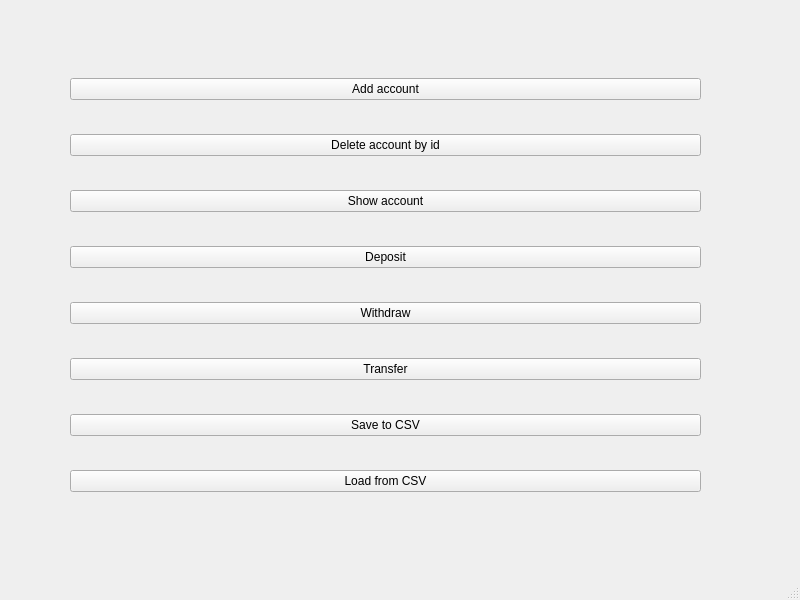
First picture: the form in mainwindow.ui, repository Quoclien7777/bank-management, before the edit.
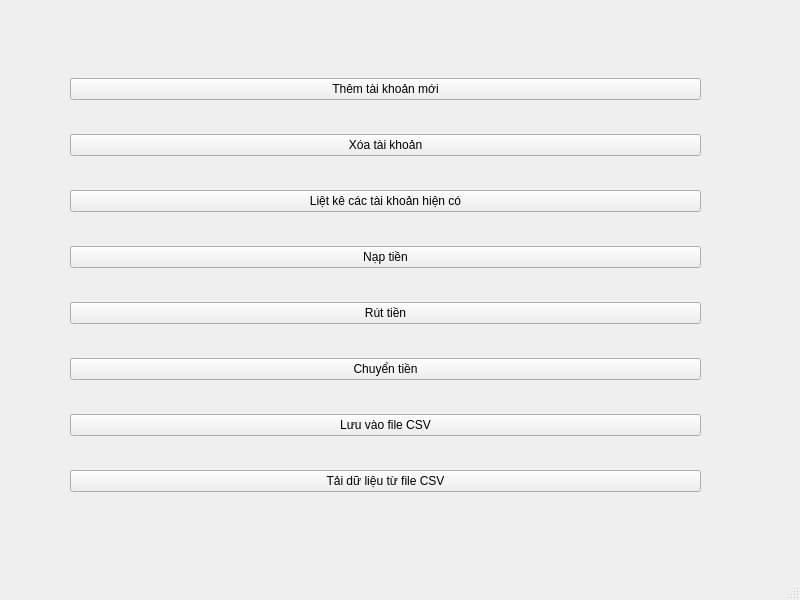
Second picture: the form after the edit.

Diff of the .ui file:
```diff
--- a/mainwindow.ui
+++ b/mainwindow.ui
@@ -27,56 +27,56 @@
      <item>
       <widget class="QPushButton" name="addAccount">
        <property name="text">
-        <string>Add account</string>
+        <string>Thêm tài khoản mới</string>
        </property>
       </widget>
      </item>
      <item>
       <widget class="QPushButton" name="removeAccount">
        <property name="text">
-        <string>Delete account by id</string>
+        <string>Xóa tài khoản</string>
        </property>
       </widget>
      </item>
      <item>
       <widget class="QPushButton" name="showAccounts">
        <property name="text">
-        <string>Show account</string>
+        <string>Liệt kê các tài khoản hiện có</string>
        </property>
       </widget>
      </item>
      <item>
       <widget class="QPushButton" name="DepositButton">
        <property name="text">
-        <string>Deposit</string>
+        <string>Nạp tiền</string>
        </property>
       </widget>
      </item>
      <item>
       <widget class="QPushButton" name="pushButtonWithdraw">
        <property name="text">
-        <string>Withdraw</string>
+        <string>Rút tiền</string>
        </property>
       </widget>
      </item>
      <item>
       <widget class="QPushButton" name="pushButtonTransfer">
        <property name="text">
-        <string>Transfer</string>
+        <string>Chuyển tiền</string>
        </property>
       </widget>
      </item>
      <item>
       <widget class="QPushButton" name="saveToCSV">
        <property name="text">
-        <string>Save to CSV</string>
+        <string>Lưu vào file CSV</string>
        </property>
       </widget>
      </item>
      <item>
       <widget class="QPushButton" name="LoadFromCSV">
        <property name="text">
-        <string>Load from CSV</string>
+        <string>Tải dữ liệu từ file CSV</string>
        </property>
       </widget>
      </item>
```
